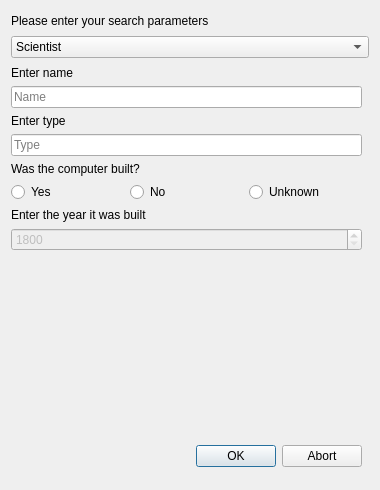
Before: the Qt Designer form VLNvika3/search.ui in Gylfian/VLN-vika-3, drawn with Qt 5.
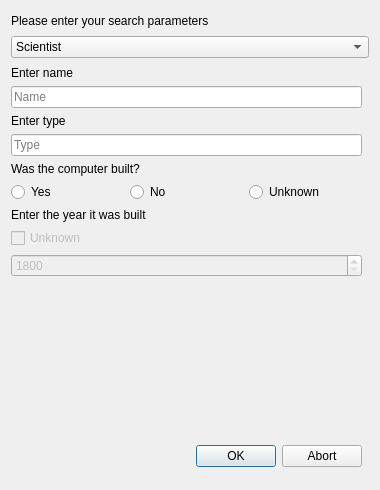
After: the same form once the commit is applied.

Diff of the .ui file:
```diff
--- a/VLNvika3/search.ui
+++ b/VLNvika3/search.ui
@@ -157,6 +157,16 @@
           </property>
          </widget>
         </item>
+        <item>
+         <widget class="QCheckBox" name="builtUnknown">
+          <property name="enabled">
+           <bool>false</bool>
+          </property>
+          <property name="text">
+           <string>Unknown</string>
+          </property>
+         </widget>
+        </item>
         <item>
          <widget class="QSpinBox" name="comYearBuiltInput">
           <property name="enabled">
```
